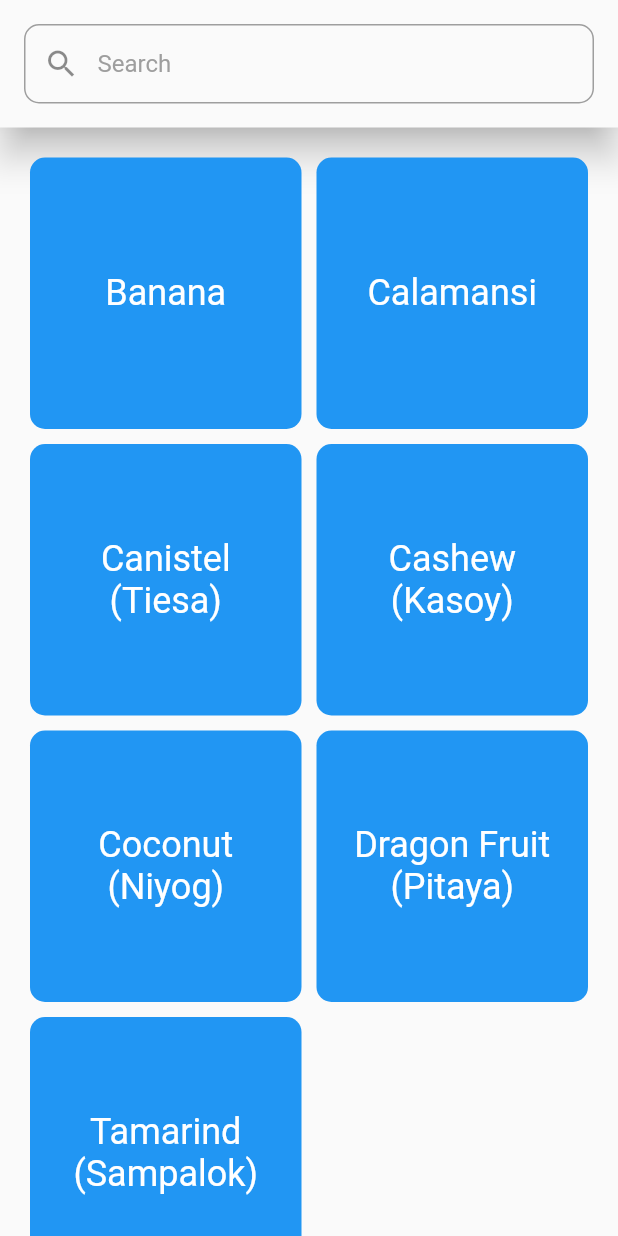
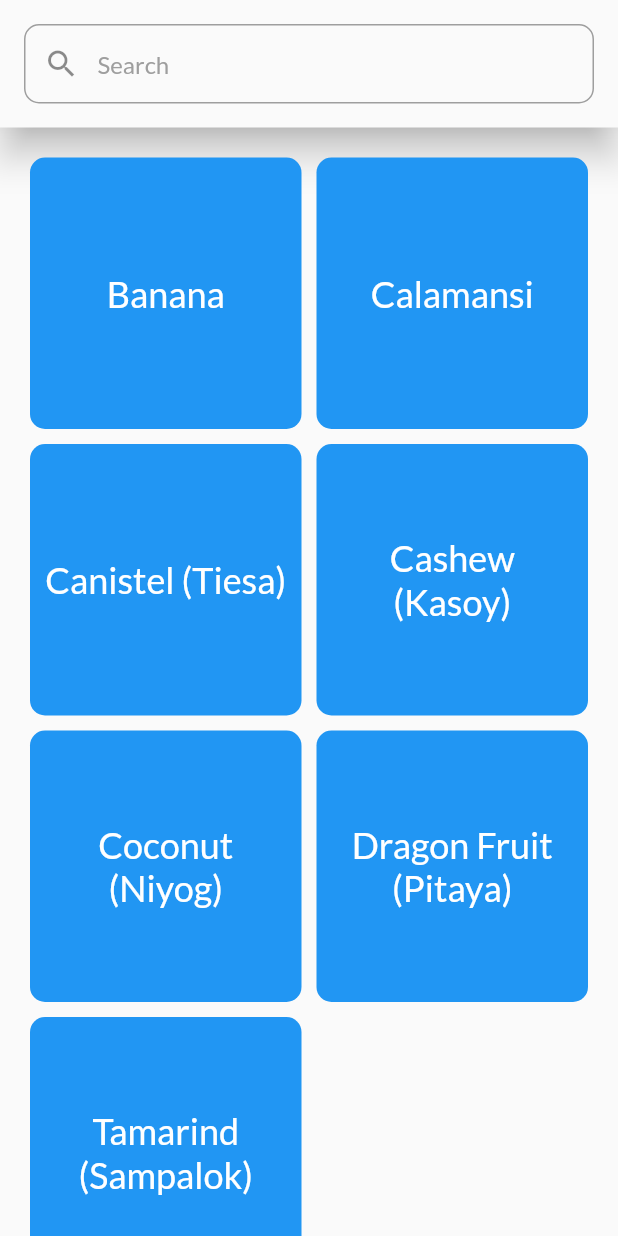
Before and after one commit to noitisoprepus/food-hunter, a Flutter app: the screen it shows after launch, after a tap on "Browse Foods", on a phone screen of 412 x 824 dp. Run offline on Flutter 3.47's test engine with Material 2 defaults, Android fonts, the phone set to English and light mode, and no system bars; our stand-ins replace google_fonts.

Commit message:
Made a theme and added home page pics

```diff
--- a/lib/main.dart
+++ b/lib/main.dart
@@ -1,5 +1,7 @@
 import 'package:flutter/material.dart';
 import 'package:food_hunter/pages/home.dart';
+import 'package:food_hunter/themes/color_scheme.dart';
+import 'package:google_fonts/google_fonts.dart';
 
 void main() {
   runApp(const MyApp());
@@ -13,8 +15,8 @@ class MyApp extends StatelessWidget {
   Widget build(BuildContext context) {
     return MaterialApp(
       theme: ThemeData(
-        colorScheme: const ColorScheme.light(primary: Colors.red),
-        fontFamily: 'Roboto'
+        colorScheme: FHColorScheme.colorSchemeLight,
+        textTheme: GoogleFonts.latoTextTheme()
       ),
       debugShowCheckedModeBanner: false,
       title: 'Food Hunter',
--- a/lib/pages/home.dart
+++ b/lib/pages/home.dart
@@ -3,6 +3,7 @@ import 'package:flutter/material.dart';
 import 'package:flutter/services.dart';
 import 'package:food_hunter/pages/catalog.dart';
 import 'package:food_hunter/pages/food.dart';
+import 'package:food_hunter/themes/color_scheme.dart';
 
 class HomePage extends StatefulWidget {
   const HomePage({super.key});
@@ -15,7 +16,7 @@ class _HomePageState extends State<HomePage> {
   int selectedInformationIndex = 0;
 
   late Map<String, dynamic> _foodsData = {};
-  late List<String> _seasonalFoods = [];
+  late final List<String> _seasonalFoods = [];
   late List<String> _preservationInfo = [];
 
   final PageController _pageController = PageController();
@@ -80,7 +81,7 @@ class _HomePageState extends State<HomePage> {
                   ),
                   Icon(
                     Icons.info,
-                    color: Colors.blue,
+                    color: FHColorScheme.primaryColor,
                     size: 24.0,
                   ),
                 ],
@@ -96,7 +97,7 @@ class _HomePageState extends State<HomePage> {
                 child: Container(
                   constraints: const BoxConstraints.expand(),
                   decoration: BoxDecoration(
-                    color: Colors.blue,
+                    color: FHColorScheme.primaryColor,
                     borderRadius: BorderRadius.circular(10),
                   ),
                   child: const Center(
@@ -155,7 +156,7 @@ class _HomePageState extends State<HomePage> {
                           child: Container(
                             width: 120,
                             decoration: BoxDecoration(
-                              color: Colors.blue,
+                              color: FHColorScheme.primaryColor,
                               borderRadius: BorderRadius.circular(10),
                             ),
                             child: Center(
@@ -209,7 +210,7 @@ class _HomePageState extends State<HomePage> {
                         child: Container(
                           width: screenWidth - 32,
                           decoration: BoxDecoration(
-                            color: Colors.blue,
+                            color: FHColorScheme.primaryColor,
                             borderRadius: BorderRadius.circular(10)
                           ),
                           child: Center(
@@ -242,8 +243,8 @@ class _HomePageState extends State<HomePage> {
                   decoration: BoxDecoration(
                     shape: BoxShape.circle,
                     color: index == selectedInformationIndex
-                        ? Colors.red
-                        : Colors.grey,
+                        ? FHColorScheme.primaryColor
+                        : Colors.grey[400],
                   ),
                 ),
               ),
--- /dev/null
+++ b/lib/themes/color_scheme.dart
@@ -0,0 +1,22 @@
+import 'package:flutter/material.dart';
+
+class FHColorScheme {
+  static const Color primaryColor = Color.fromRGBO(77, 144, 120, 1);
+  static const Color secondaryColor = Color.fromRGBO(22, 37, 33, 1);
+  static const Color tertiaryColor = Color.fromRGBO(221, 252, 173, 1);
+  static const Color accentColor = Color.fromRGBO(152, 38, 73, 1);
+
+  static const ColorScheme colorSchemeLight = ColorScheme(
+    primary: primaryColor,
+    secondary: secondaryColor,
+    surface: Colors.white,
+    background: Colors.white,
+    error: Colors.red,
+    onPrimary: Colors.white,
+    onSecondary: Colors.white,
+    onSurface: Colors.black,
+    onBackground: Colors.black,
+    onError: Colors.white,
+    brightness: Brightness.light
+  );
+}
--- a/pubspec.yaml
+++ b/pubspec.yaml
@@ -36,6 +36,7 @@ dependencies:
   # Use with the CupertinoIcons class for iOS style icons.
   cupertino_icons: ^1.0.2
   flutter_svg: ^2.0.7
+  google_fonts: ^6.1.0
 
 dev_dependencies:
   flutter_test:
```
Also changed, not shown: assets/pics/preservation/farm_0.jpg (added), assets/pics/preservation/farm_1.jpeg (added), assets/pics/preservation/farming_0.jpg (added), assets/pics/preservation/farming_1.jpeg (added), assets/pics/preservation/jars.jpg (added), assets/pics/preservation/landscape_0.jpg (added), assets/pics/preservation/market_0.jpg (added), assets/pics/preservation/market_1.jpg (added), assets/pics/preservation/market_2.jpg (added), assets/pics/preservation/refrigeration.jpg (added), assets/pics/preservation/waste.jpg (added), pubspec.lock, 1 other file.
